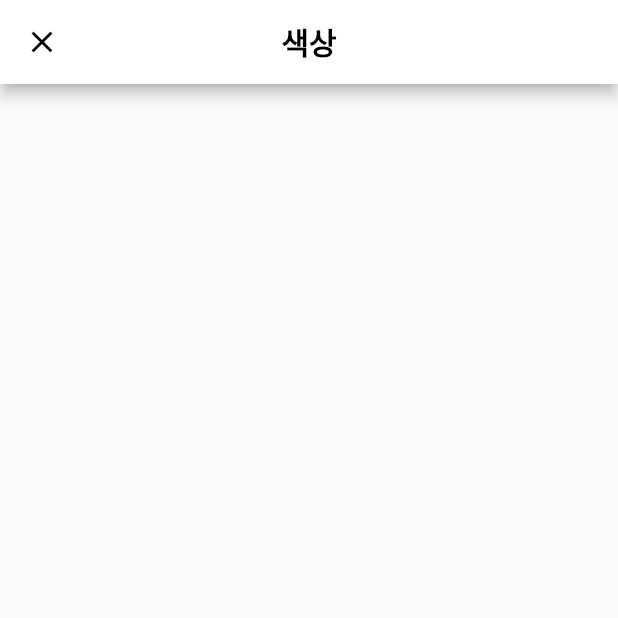
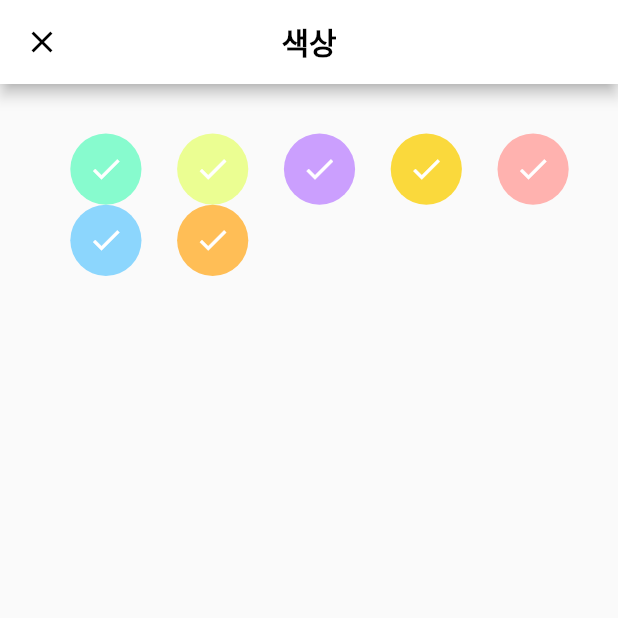
Before and after one commit to coooldoggy/leftover_flutter, a Flutter app: the ColorPickerPage screen opened directly, on a phone screen of 412 x 824 dp, the top half of it. Run offline on Flutter 3.47's test engine with Material 2 defaults, Android fonts, the phone set to English and light mode, and no system bars; our stand-ins replace sqflite, table_calendar; accounts and stored records are empty.

Commit message:
- color grid 생성

```diff
--- a/lib/ColorPicker.dart
+++ b/lib/ColorPicker.dart
@@ -1,10 +1,11 @@
 import 'package:flutter/cupertino.dart';
 import 'package:flutter/material.dart';
+import 'package:leftover_flutter/style/colors.dart';
 import 'style/font.dart';
 
-void main(){}
+void main() {}
 
-class ColorPicker extends StatelessWidget{
+class ColorPicker extends StatelessWidget {
   @override
   Widget build(BuildContext context) {
     return MaterialApp(
@@ -31,14 +32,37 @@ class _ColorPickerPageState extends State<ColorPickerPage> {
     Navigator.of(context, rootNavigator: true).pop(context);
   }
 
+  List<Color> colorList = [
+    LeftOverColor.use_light_aquamarine,
+    LeftOverColor.use_manila,
+    LeftOverColor.use_pastel_purple,
+    LeftOverColor.use_sun_yellow,
+    LeftOverColor.use_pale_salmon,
+    LeftOverColor.use_light_blue,
+    LeftOverColor.use_pale_orange
+  ];
+
+  List<Container> _buildColorGridList() => List.generate(
+      7,
+      (index) => Container(
+            width: 45,
+            height: 45,
+            child: Icon(Icons.check, color: Colors.white),
+            decoration: BoxDecoration(
+                shape: BoxShape.circle,
+                color: colorList[index],
+          )));
+
   @override
   Widget build(BuildContext context) {
     return Scaffold(
       appBar: AppBar(
         title: Text(
           widget.title,
-          style:
-          const TextStyle(fontWeight: FontWeight.bold, color: Colors.black, fontFamily: LeftOverTextStyle.notoSans),
+          style: const TextStyle(
+              fontWeight: FontWeight.bold,
+              color: Colors.black,
+              fontFamily: LeftOverTextStyle.notoSans),
           textAlign: TextAlign.center,
         ),
         backgroundColor: Colors.white,
@@ -50,7 +74,16 @@ class _ColorPickerPageState extends State<ColorPickerPage> {
             onPressed: () => closeThisScreen()),
         centerTitle: true,
       ),
+      body: Center(
+        child: Container(
+          child: GridView.count(
+            crossAxisCount: 5,
+            childAspectRatio: 3/2,
+            padding: EdgeInsets.fromLTRB(35, 33, 21, 22),
+            children: _buildColorGridList()
+          ),
+        ),
+      ),
     );
   }
-
 }
```
